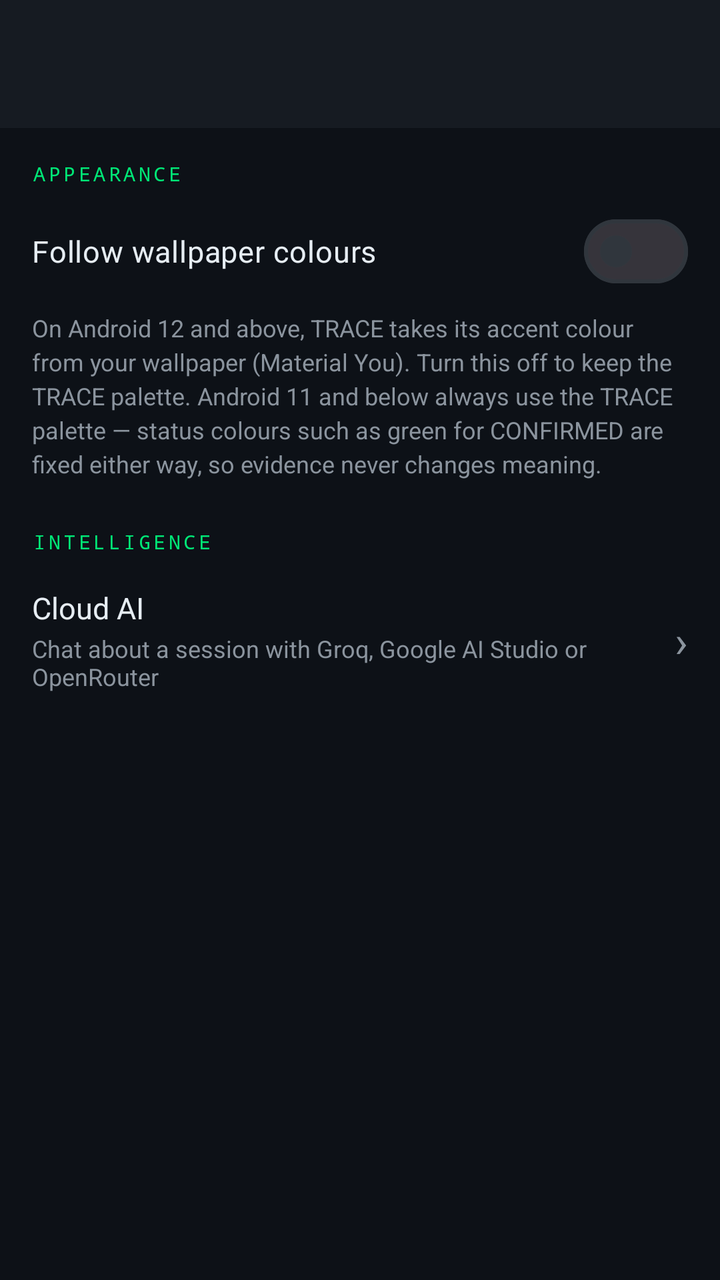
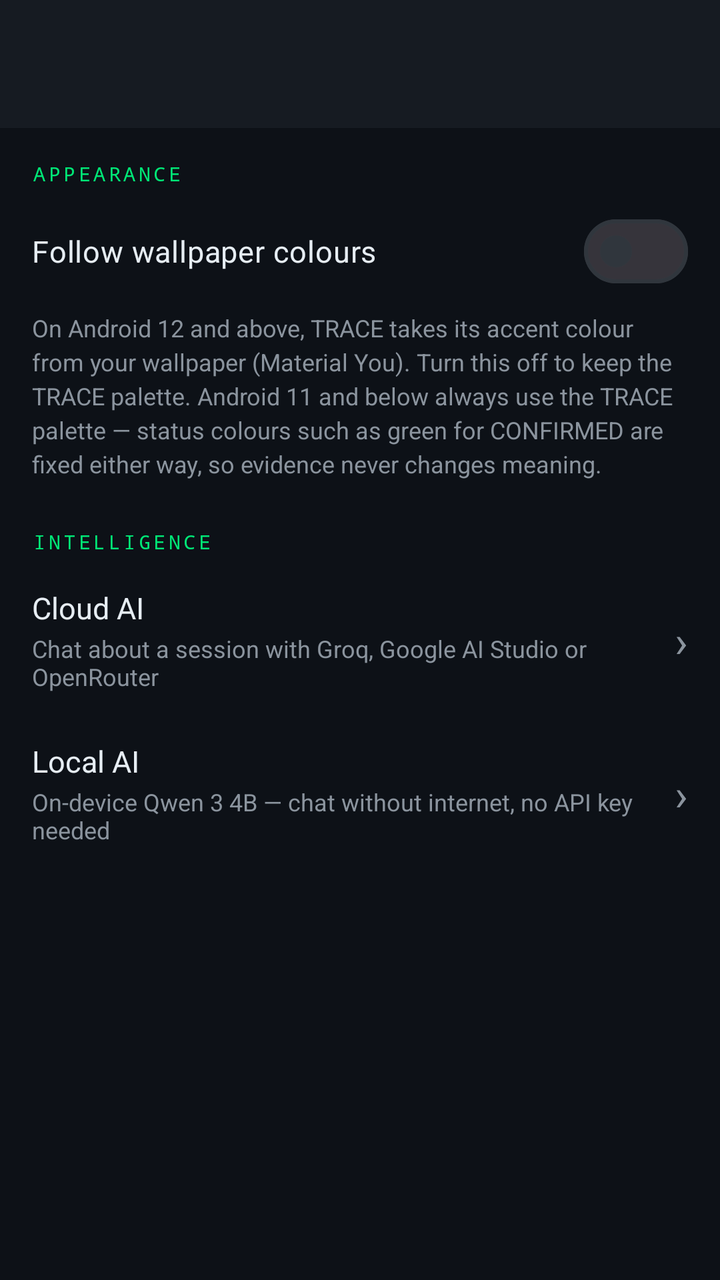

The first picture is an Android layout as it rendered before a commit; the second is the same layout after the commit. The layout source and the unified diff follow.
<!-- AndroidManifest.xml: application theme Theme.TRACE -->
<!-- res/layout/activity_settings.xml -->
<?xml version="1.0" encoding="utf-8"?>
<LinearLayout xmlns:android="http://schemas.android.com/apk/res/android"
    xmlns:app="http://schemas.android.com/apk/res-auto"
    android:layout_width="match_parent"
    android:layout_height="match_parent"
    android:orientation="vertical"
    android:background="?attr/colorSurface">

    <com.google.android.material.appbar.MaterialToolbar
        android:id="@+id/toolbar"
        android:layout_width="match_parent"
        android:layout_height="?attr/actionBarSize"
        android:background="?attr/colorSurfaceVariant"
        app:titleTextColor="?attr/colorPrimary"
        app:navigationIconTint="?attr/colorPrimary" />

    <ScrollView
        android:layout_width="match_parent"
        android:layout_height="0dp"
        android:layout_weight="1">

        <LinearLayout
            android:layout_width="match_parent"
            android:layout_height="wrap_content"
            android:orientation="vertical"
            android:padding="16dp">

            <TextView
                android:layout_width="match_parent"
                android:layout_height="wrap_content"
                android:text="APPEARANCE"
                android:textColor="?attr/colorPrimary"
                android:textSize="10sp"
                android:letterSpacing="0.15"
                android:fontFamily="monospace"
                android:paddingBottom="8dp" />

            <com.google.android.material.materialswitch.MaterialSwitch
                android:id="@+id/switchWallpaperPalette"
                android:layout_width="match_parent"
                android:layout_height="wrap_content"
                android:text="Follow wallpaper colours"
                android:textColor="?attr/colorOnSurface"
                android:textSize="15sp" />

            <TextView
                android:layout_width="match_parent"
                android:layout_height="wrap_content"
                android:layout_marginTop="6dp"
                android:textColor="?attr/colorOnSurfaceVariant"
                android:textSize="12sp"
                android:lineSpacingExtra="3dp"
                android:text="On Android 12 and above, TRACE takes its accent colour from your wallpaper (Material You). Turn this off to keep the TRACE palette. Android 11 and below always use the TRACE palette — status colours such as green for CONFIRMED are fixed either way, so evidence never changes meaning." />

            <TextView
                android:layout_width="match_parent"
                android:layout_height="wrap_content"
                android:layout_marginTop="24dp"
                android:text="INTELLIGENCE"
                android:textColor="?attr/colorPrimary"
                android:textSize="10sp"
                android:letterSpacing="0.15"
                android:fontFamily="monospace"
                android:paddingBottom="4dp" />

            
            <LinearLayout
                android:id="@+id/rowCloudAi"
                android:layout_width="match_parent"
                android:layout_height="wrap_content"
                android:orientation="horizontal"
                android:gravity="center_vertical"
                android:paddingTop="12dp"
                android:paddingBottom="12dp"
                android:background="?attr/selectableItemBackground">

                <LinearLayout
                    android:layout_width="0dp"
                    android:layout_height="wrap_content"
                    android:layout_weight="1"
                    android:orientation="vertical">

                    <TextView
                        android:layout_width="wrap_content"
                        android:layout_height="wrap_content"
                        android:text="Cloud AI"
                        android:textColor="?attr/colorOnSurface"
                        android:textSize="15sp" />

                    <TextView
                        android:layout_width="wrap_content"
                        android:layout_height="wrap_content"
                        android:layout_marginTop="2dp"
                        android:textColor="?attr/colorOnSurfaceVariant"
                        android:textSize="12sp"
                        android:text="Chat about a session with Groq, Google AI Studio or OpenRouter" />

                </LinearLayout>

                <TextView
                    android:layout_width="wrap_content"
                    android:layout_height="wrap_content"
                    android:text="›"
                    android:textColor="?attr/colorOnSurfaceVariant"
                    android:textSize="22sp"
                    android:paddingStart="12dp" />

            </LinearLayout>

        </LinearLayout>

    </ScrollView>

</LinearLayout>
<!-- resources referenced by this layout -->
<resources>
  <style name="Theme.TRACE" parent="Theme.Material3.Dark.NoActionBar">
  
          
          <item name="colorPrimary">@color/trace_primary</item>
          <item name="colorOnPrimary">@color/trace_on_primary</item>
          <item name="colorPrimaryContainer">@color/trace_primary_container</item>
          <item name="colorOnPrimaryContainer">@color/trace_on_primary_container</item>
          <item name="colorSecondary">@color/trace_secondary</item>
          <item name="colorOnSecondary">@color/trace_on_secondary</item>
          <item name="colorSecondaryContainer">@color/trace_secondary_container</item>
          <item name="colorOnSecondaryContainer">@color/trace_on_secondary_container</item>
          <item name="colorTertiary">@color/trace_tertiary</item>
          <item name="colorOnTertiary">@color/trace_on_tertiary</item>
          <item name="colorTertiaryContainer">@color/trace_tertiary_container</item>
          <item name="colorOnTertiaryContainer">@color/trace_on_tertiary_container</item>
          <item name="colorError">@color/trace_error</item>
          <item name="colorOnError">@color/trace_on_error</item>
          <item name="colorErrorContainer">@color/trace_error_container</item>
          <item name="colorOnErrorContainer">@color/trace_on_error_container</item>
  
          
          <item name="colorSurface">@color/trace_surface</item>
          <item name="colorOnSurface">@color/trace_on_surface</item>
          <item name="colorSurfaceVariant">@color/trace_surface_variant</item>
          <item name="colorOnSurfaceVariant">@color/trace_on_surface_variant</item>
          <item name="colorSurfaceInverse">@color/trace_inverse_surface</item>
          <item name="colorOnSurfaceInverse">@color/trace_inverse_on_surface</item>
          <item name="colorPrimaryInverse">@color/trace_inverse_primary</item>
          <item name="colorOutline">@color/trace_outline</item>
          <item name="colorOutlineVariant">@color/trace_outline_variant</item>
          <item name="colorOnBackground">@color/trace_on_surface</item>
          <item name="android:colorBackground">@color/trace_surface</item>
          <item name="android:windowBackground">@color/trace_surface</item>
          <item name="android:statusBarColor">@color/trace_surface</item>
          <item name="android:navigationBarColor">@color/trace_surface</item>
      </style>
  <color name="trace_primary">#00E676</color>
  <color name="trace_on_primary">#000000</color>
  <color name="trace_primary_container">#00401F</color>
  <color name="trace_on_primary_container">#6CFFA5</color>
  <color name="trace_secondary">#58A6FF</color>
  <color name="trace_on_secondary">#001B33</color>
  <color name="trace_secondary_container">#12314C</color>
  <color name="trace_on_secondary_container">#CFE4FF</color>
  <color name="trace_tertiary">#FFD600</color>
  <color name="trace_on_tertiary">#2A2100</color>
  <color name="trace_tertiary_container">#4A3D00</color>
  <color name="trace_on_tertiary_container">#FFE680</color>
  <color name="trace_error">#F85149</color>
  <color name="trace_on_error">#000000</color>
  <color name="trace_error_container">#7A1D19</color>
  <color name="trace_on_error_container">#FFDAD6</color>
  <color name="trace_surface">#0D1117</color>
  <color name="trace_on_surface">#E6EDF3</color>
  <color name="trace_surface_variant">#161B22</color>
  <color name="trace_on_surface_variant">#8B949E</color>
  <color name="trace_inverse_surface">#E6EDF3</color>
  <color name="trace_inverse_on_surface">#161B22</color>
  <color name="trace_inverse_primary">#00C853</color>
  <color name="trace_outline">#30363D</color>
  <color name="trace_outline_variant">#21262D</color>
</resources>

<!-- the commit's change to res/layout/activity_settings.xml (unified diff, before → after) -->
@@ -107,6 +107,50 @@
 
             </LinearLayout>
 
+            
+            <LinearLayout
+                android:id="@+id/rowLocalAi"
+                android:layout_width="match_parent"
+                android:layout_height="wrap_content"
+                android:orientation="horizontal"
+                android:gravity="center_vertical"
+                android:paddingTop="12dp"
+                android:paddingBottom="12dp"
+                android:background="?attr/selectableItemBackground">
+
+                <LinearLayout
+                    android:layout_width="0dp"
+                    android:layout_height="wrap_content"
+                    android:layout_weight="1"
+                    android:orientation="vertical">
+
+                    <TextView
+                        android:layout_width="wrap_content"
+                        android:layout_height="wrap_content"
+                        android:text="Local AI"
+                        android:textColor="?attr/colorOnSurface"
+                        android:textSize="15sp" />
+
+                    <TextView
+                        android:layout_width="wrap_content"
+                        android:layout_height="wrap_content"
+                        android:layout_marginTop="2dp"
+                        android:textColor="?attr/colorOnSurfaceVariant"
+                        android:textSize="12sp"
+                        android:text="On-device Qwen 3 4B — chat without internet, no API key needed" />
+
+                </LinearLayout>
+
+                <TextView
+                    android:layout_width="wrap_content"
+                    android:layout_height="wrap_content"
+                    android:text="›"
+                    android:textColor="?attr/colorOnSurfaceVariant"
+                    android:textSize="22sp"
+                    android:paddingStart="12dp" />
+
+            </LinearLayout>
+
         </LinearLayout>
 
     </ScrollView>
